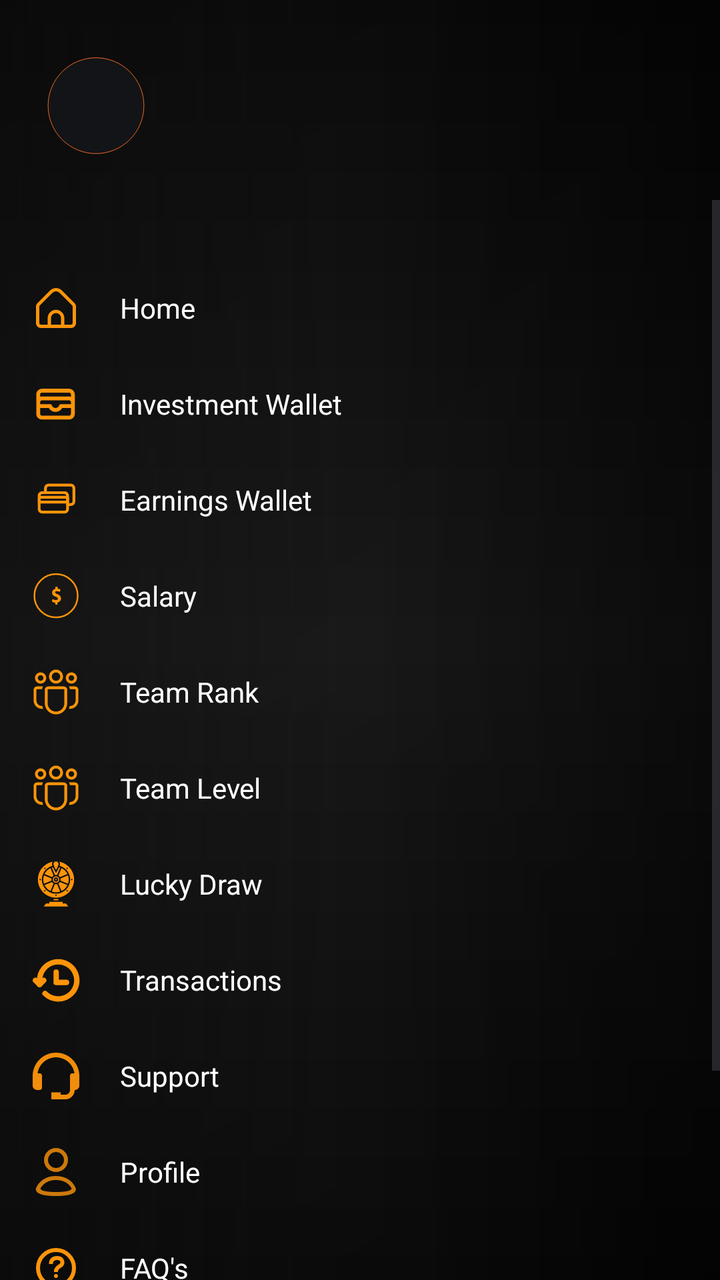
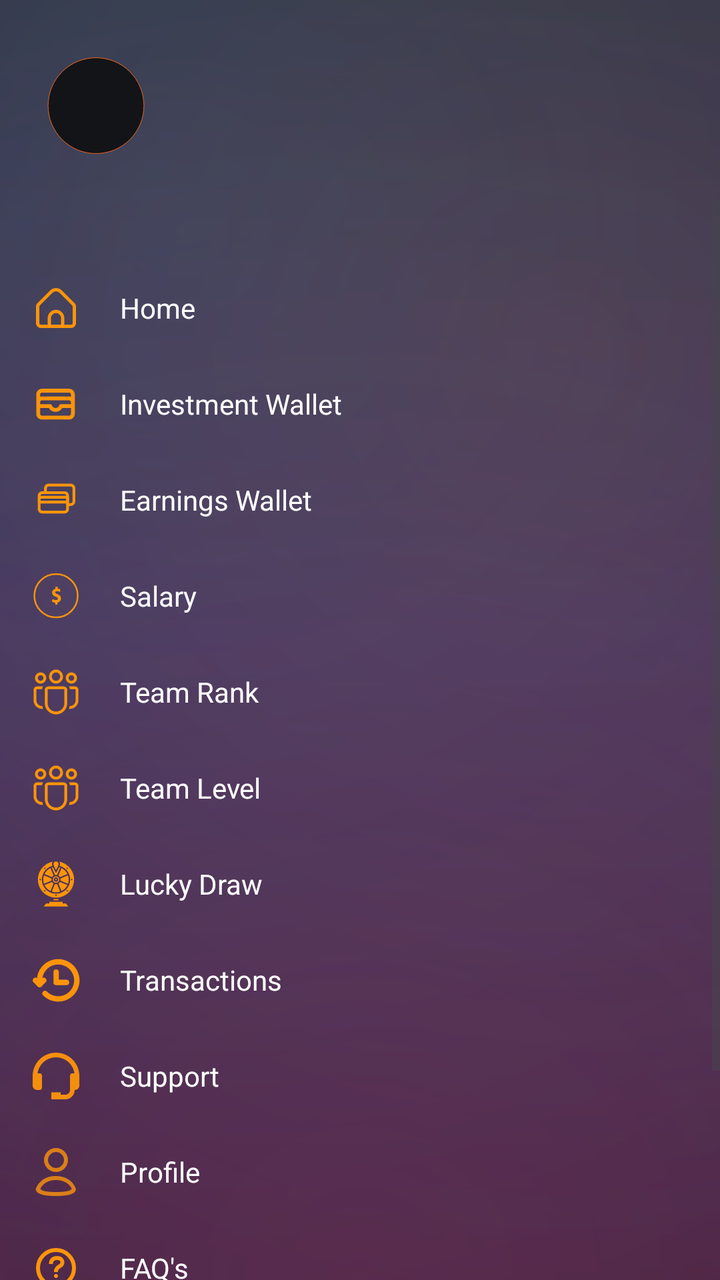

The first picture is an Android layout as it rendered before a commit; the second is the same layout after the commit. The layout source and the unified diff follow.
<!-- AndroidManifest.xml: application theme Theme.Bitbloom -->
<!-- res/layout/custom_drawer_content.xml -->
<LinearLayout xmlns:android="http://schemas.android.com/apk/res/android"
    android:layout_width="match_parent"
    android:layout_height="match_parent"

    android:background="@drawable/bg_mxg_drawer_gradient"
    android:orientation="vertical">

    
    <LinearLayout
        android:layout_width="match_parent"
        android:layout_height="wrap_content"
        android:layout_marginStart="20dp"
        android:layout_marginTop="@dimen/space_24"
        android:layout_marginEnd="8dp"
        android:orientation="horizontal"
        android:paddingBottom="16dp">

        <ImageView
            android:id="@+id/drawerImageView"
            android:layout_width="56dp"
            android:layout_height="56dp"
            android:layout_gravity="center_vertical"
            android:layout_marginBottom="4dp"
            android:background="@drawable/ic_profile"
            android:scaleType="centerCrop"
            android:translationY="4dp" />

        <LinearLayout
            android:layout_width="match_parent"
            android:layout_height="wrap_content"
            android:layout_gravity="center_vertical"
            android:layout_marginStart="12dp"
            android:orientation="vertical">

            <TextView
                android:id="@+id/userNameTextView"
                android:layout_width="wrap_content"
                android:layout_height="wrap_content"
                android:layout_gravity="center_vertical"
                android:textColor="@android:color/white"
                android:textSize="18sp" />

            <TextView
                android:id="@+id/userEmailTextView"
                android:layout_width="wrap_content"
                android:layout_height="wrap_content"
                android:layout_gravity="center_vertical"
                android:layout_marginTop="4dp"
                android:textColor="#90FFFFFF"
                android:textSize="12sp" />
        </LinearLayout>

    </LinearLayout>

    <ScrollView
        android:layout_width="match_parent"
        android:layout_height="0dp"
        android:layout_weight="1"
        android:fillViewport="true">

        <LinearLayout
            android:layout_width="match_parent"
            android:layout_height="wrap_content"

            android:orientation="vertical">

            <include layout="@layout/item_drawer_menu" />
            
            <LinearLayout
                android:id="@+id/socialLinksRow"
                android:layout_width="match_parent"
                android:layout_height="wrap_content"
                android:layout_gravity="bottom"
                android:gravity="center_horizontal"
                android:orientation="horizontal"
                android:paddingVertical="16dp">

                
                <ImageButton
                    android:id="@+id/btnWhatsApp"
                    android:layout_width="32dp"
                    android:layout_height="32dp"
                    android:layout_marginHorizontal="12dp"
                    android:backgroundTint="@android:color/transparent"
                    android:src="@drawable/ic_whatsapp" />

                
                <ImageButton
                    android:id="@+id/btnTelegram"
                    android:layout_width="32dp"
                    android:layout_height="32dp"
                    android:layout_marginHorizontal="12dp"
                    android:backgroundTint="@android:color/transparent"
                    android:src="@drawable/ic_telegram" />

            </LinearLayout>
        </LinearLayout>
    </ScrollView>
</LinearLayout>
<!-- res/layout/item_drawer_menu.xml (included above) -->
<LinearLayout xmlns:android="http://schemas.android.com/apk/res/android"
    xmlns:app="http://schemas.android.com/apk/res-auto"
    android:layout_width="match_parent"
    android:layout_height="wrap_content"

    android:layout_marginTop="30dp"
    android:background="@android:color/transparent"
    android:orientation="vertical">

    
    <LinearLayout
        android:id="@+id/menuHome"
        android:layout_width="match_parent"
        android:layout_height="wrap_content"
        android:background="?attr/selectableItemBackground"
        android:clickable="true"
        android:focusable="true"
        android:gravity="center_vertical"
        android:orientation="horizontal"
        android:paddingHorizontal="16dp"
        android:paddingVertical="12dp">

        <ImageView
            android:layout_width="24dp"
            android:layout_height="24dp"
            android:padding="2dp"
            android:src="@drawable/ic_home" />

        <TextView
            android:layout_width="wrap_content"
            android:layout_height="wrap_content"
            android:layout_marginStart="20dp"
            android:text="@string/item_drawer_menu_home"
            android:textColor="@color/white"
            android:textSize="14sp" />
    </LinearLayout>





    <LinearLayout
        android:id="@+id/menuInvestmentWallet"
        android:layout_width="match_parent"
        android:layout_height="wrap_content"
        android:background="?attr/selectableItemBackground"
        android:clickable="true"
        android:focusable="true"
        android:gravity="center_vertical"
        android:orientation="horizontal"
        android:paddingHorizontal="16dp"
        android:paddingVertical="12dp">

        <ImageView
            android:layout_width="24dp"
            android:layout_height="24dp"
            android:src="@drawable/ic_wallet"
            app:tint="#FD9409" /> 
        <TextView
            android:layout_width="wrap_content"
            android:layout_height="wrap_content"
            android:layout_marginStart="20dp"
            android:text="@string/item_drawer_menu_investment_wallet"
            android:textColor="@color/white"
            android:textSize="14sp" />
    </LinearLayout>

    <LinearLayout
        android:id="@+id/menuEarningsWallet"
        android:layout_width="match_parent"
        android:layout_height="wrap_content"
        android:background="?attr/selectableItemBackground"
        android:clickable="true"
        android:focusable="true"
        android:gravity="center_vertical"
        android:orientation="horizontal"
        android:paddingHorizontal="16dp"
        android:paddingVertical="12dp">

        <ImageView
            android:layout_width="24dp"
            android:layout_height="24dp"
            android:src="@drawable/ic_withdraw2"
            app:tint="#FD9409" /> 
        <TextView
            android:layout_width="wrap_content"
            android:layout_height="wrap_content"
            android:layout_marginStart="20dp"
            android:text="@string/item_drawer_menu_earnings_wallet"
            android:textColor="@color/white"
            android:textSize="14sp" />
    </LinearLayout>
    
    <LinearLayout
        android:id="@+id/menuSalary"
        android:layout_width="match_parent"
        android:layout_height="wrap_content"
        android:background="?attr/selectableItemBackground"
        android:clickable="true"
        android:focusable="true"
        android:gravity="center_vertical"
        android:orientation="horizontal"
        android:paddingHorizontal="16dp"
        android:paddingVertical="12dp">

        <ImageView
            android:layout_width="24dp"
            android:layout_height="24dp"
            android:src="@drawable/ic_money"
            app:tint="#FD9409" />

        <TextView
            android:layout_width="wrap_content"
            android:layout_height="wrap_content"
            android:layout_marginStart="20dp"
            android:text="@string/fragment_salary_salary"
            android:textColor="@color/white"
            android:textSize="14sp" />
    </LinearLayout>

    <LinearLayout
        android:id="@+id/menuRank"
        android:layout_width="match_parent"
        android:layout_height="wrap_content"
        android:background="?attr/selectableItemBackground"
        android:clickable="true"
        android:focusable="true"
        android:gravity="center_vertical"
        android:orientation="horizontal"
        android:paddingHorizontal="16dp"
        android:paddingVertical="12dp">

        <ImageView
            android:layout_width="24dp"
            android:layout_height="24dp"
            android:src="@drawable/ic_team_hollow"
            app:tint="#FD9409" />

        <TextView
            android:layout_width="wrap_content"
            android:layout_height="wrap_content"
            android:layout_marginStart="20dp"
            android:text="@string/item_drawer_menu_team_rank"
            android:textColor="@color/white"
            android:textSize="14sp" />
    </LinearLayout>

    <LinearLayout
        android:id="@+id/menuTeam"
        android:layout_width="match_parent"
        android:layout_height="wrap_content"
        android:background="?attr/selectableItemBackground"
        android:clickable="true"
        android:focusable="true"
        android:gravity="center_vertical"
        android:orientation="horizontal"
        android:paddingHorizontal="16dp"
        android:paddingVertical="12dp">

        <ImageView
            android:layout_width="24dp"
            android:layout_height="24dp"
            android:src="@drawable/ic_team_hollow"
            app:tint="#FD9409" />

        <TextView
            android:layout_width="wrap_content"
            android:layout_height="wrap_content"
            android:layout_marginStart="20dp"
            android:text="@string/item_drawer_menu_team_level"
            android:textColor="@color/white"
            android:textSize="14sp" />
    </LinearLayout>
    <LinearLayout
        android:id="@+id/menuLuckyDraw"
        android:layout_width="match_parent"
        android:layout_height="wrap_content"
        android:background="?attr/selectableItemBackground"
        android:clickable="true"
        android:focusable="true"
        android:gravity="center_vertical"
        android:orientation="horizontal"
        android:paddingHorizontal="16dp"
        android:paddingVertical="12dp">

        <ImageView
            android:layout_width="24dp"
            android:layout_height="24dp"
            android:src="@drawable/ic_lucky_spin"
            app:tint="#FD9409" />

        <TextView
            android:layout_width="wrap_content"
            android:layout_height="wrap_content"
            android:layout_marginStart="20dp"
            android:text="@string/lucky_draw"
            android:textColor="@color/white"
            android:textSize="14sp" />
    </LinearLayout>
    
    
    
    <LinearLayout
        android:id="@+id/menuTransactions"
        android:layout_width="match_parent"
        android:layout_height="wrap_content"
        android:background="?attr/selectableItemBackground"
        android:clickable="true"
        android:focusable="true"
        android:gravity="center_vertical"
        android:orientation="horizontal"
        android:paddingHorizontal="16dp"
        android:paddingVertical="12dp">

        <ImageView
            android:layout_width="24dp"
            android:layout_height="24dp"
            android:src="@drawable/ic_transactions"
            app:tint="#FD9409" />

        <TextView
            android:layout_width="wrap_content"
            android:layout_height="wrap_content"
            android:layout_marginStart="20dp"
            android:text="@string/fragment_deposit_transactions"
            android:textColor="@color/white"
            android:textSize="14sp" />
    </LinearLayout>
    
    <LinearLayout
        android:id="@+id/menuSupport"
        android:layout_width="match_parent"
        android:layout_height="wrap_content"
        android:background="?attr/selectableItemBackground"
        android:clickable="true"
        android:focusable="true"
        android:gravity="center_vertical"
        android:orientation="horizontal"
        android:paddingHorizontal="16dp"
        android:paddingVertical="12dp">

        <ImageView
            android:layout_width="24dp"
            android:layout_height="24dp"
            android:src="@drawable/ic_support"
            app:tint="#FD9409" />

        <TextView
            android:layout_width="wrap_content"
            android:layout_height="wrap_content"
            android:layout_marginStart="20dp"
            android:text="@string/support"
            android:textColor="@color/white"
            android:textSize="14sp" />
    </LinearLayout>
    
    <LinearLayout
        android:id="@+id/menuProfile"
        android:layout_width="match_parent"
        android:layout_height="wrap_content"
        android:background="?attr/selectableItemBackground"
        android:clickable="true"
        android:focusable="true"
        android:gravity="center_vertical"
        android:orientation="horizontal"
        android:paddingHorizontal="16dp"
        android:paddingVertical="12dp">

        <ImageView
            android:layout_width="24dp"
            android:layout_height="24dp"
            android:src="@drawable/ic_profile_drawer"
            app:tint="#FD9409" />

        <TextView
            android:layout_width="wrap_content"
            android:layout_height="wrap_content"
            android:layout_marginStart="20dp"
            android:text="@string/item_drawer_menu_profile"
            android:textColor="@color/white"
            android:textSize="14sp" />
    </LinearLayout>
    <LinearLayout
        android:id="@+id/menuFaqs"
        android:layout_width="match_parent"
        android:layout_height="wrap_content"
        android:background="?attr/selectableItemBackground"
        android:clickable="true"
        android:focusable="true"
        android:gravity="center_vertical"
        android:orientation="horizontal"
        android:paddingHorizontal="16dp"
        android:paddingVertical="12dp">

        <ImageView
            android:layout_width="24dp"
            android:layout_height="24dp"
            android:src="@drawable/ic_faqs"
            app:tint="#FD9409" />

        <TextView
            android:layout_width="wrap_content"
            android:layout_height="wrap_content"
            android:layout_marginStart="20dp"
            android:text="FAQ's"
            android:textColor="@color/white"
            android:textSize="14sp" />
    </LinearLayout>
    
    <LinearLayout
        android:id="@+id/logout"
        android:layout_width="match_parent"
        android:layout_height="wrap_content"
        android:background="?attr/selectableItemBackground"
        android:clickable="true"
        android:focusable="true"
        android:gravity="center_vertical"
        android:orientation="horizontal"
        android:paddingHorizontal="16dp"
        android:paddingVertical="12dp">

        <ImageView
            android:layout_width="24dp"
            android:layout_height="24dp"
            android:src="@drawable/logout2"
            app:tint="@color/red" /> 
        <TextView
            android:layout_width="wrap_content"
            android:layout_height="wrap_content"
            android:layout_marginStart="20dp"
            android:text="@string/item_drawer_menu_logout"
            android:textColor="@color/red"
            android:textSize="14sp" />
    </LinearLayout>

</LinearLayout>
<!-- resources referenced by this layout -->
<resources>
  <color name="red">#FF4B4A</color>
  <color name="white">#FFFFFFFF</color>
  <dimen name="space_24">24dp</dimen>
  <!-- drawable bg_mxg_drawer_gradient (drawable) -->
  <?xml version="1.0" encoding="utf-8"?>
  <layer-list xmlns:android="http://schemas.android.com/apk/res/android">
  
      
      <item>
          <shape android:shape="rectangle">
              <gradient
                  android:type="linear"
                  android:angle="180"
                  android:startColor="#050505"
                  android:centerColor="#0C0C0C"
                  android:endColor="#141414"/>
          </shape>
      </item>
  
      
      <item>
          <shape android:shape="rectangle">
              <gradient
                  android:type="linear"
                  android:angle="135"
                  android:startColor="#33000000"
                  android:centerColor="#11000000"
                  android:endColor="#33000000"
                  android:tileMode="repeat"/>
              
              <size android:width="6dp" android:height="6dp"/>
          </shape>
      </item>
  
      
      <item>
          <shape android:shape="rectangle">
              <gradient
                  android:type="linear"
                  android:angle="270"
                  android:startColor="#00000000"
                  android:centerColor="#0DFFFFFF"
                  android:endColor="#00000000"/>
          </shape>
      </item>
  
      
      <item>
          <shape android:shape="rectangle">
              <gradient
                  android:type="linear"
                  android:angle="0"
                  android:startColor="#66000000"
                  android:centerColor="#00000000"
                  android:endColor="#66000000"/>
          </shape>
      </item>
  
  </layer-list>
  <string name="fragment_deposit_transactions">Transactions</string>
  <string name="fragment_salary_salary">Salary</string>
  <string name="item_drawer_menu_earnings_wallet">Earnings Wallet</string>
  <string name="item_drawer_menu_home">Home</string>
  <string name="item_drawer_menu_investment_wallet">Investment Wallet</string>
  <string name="item_drawer_menu_logout">Logout</string>
  <string name="item_drawer_menu_profile">Profile</string>
  <string name="item_drawer_menu_team_level">Team Level</string>
  <string name="item_drawer_menu_team_rank">Team Rank</string>
  <string name="lucky_draw">Lucky Draw</string>
  <string name="support">Support</string>
  <style name="Theme.Bitbloom" parent="Base.Theme.Bitbloom">
          
          <item name="editTextStyle">@style/Widget.MXG.EditText.WhiteCursor</item>
          <item name="android:editTextStyle">@style/Widget.MXG.EditText.WhiteCursor</item>
  
          
          <item name="android:textCursorDrawable">@drawable/cursor_white</item>
      </style>
  <color name="nav_bar_color">#131417</color>
  <color name="orange">#EE6924</color>
  <color name="mxg_white_80">#CCFFFFFF</color>
  <style name="Widget.MXG.EditText.WhiteCursor" parent="Widget.AppCompat.EditText">
          <item name="android:textCursorDrawable">@drawable/cursor_white</item>
      </style>
  <!-- drawable cursor_white (drawable) -->
  <?xml version="1.0" encoding="utf-8"?>
  <shape xmlns:android="http://schemas.android.com/apk/res/android">
      <size android:width="2dp"/>
      <solid android:color="@android:color/white"/>
      <corners android:radius="1dp"/>
  </shape>
  <color name="mxg_black">#000000</color>
  <color name="mxg_white">#FFFFFF</color>
  <color name="status_bar_color">#EE6924</color>
  <color name="light_status_bar_color">#EE6924</color>
  <!-- unchanged entries left out for length: 16 -->
</resources>

<!-- the commit's change to res/layout/custom_drawer_content.xml (unified diff, before → after) -->
@@ -2,7 +2,7 @@
     android:layout_width="match_parent"
     android:layout_height="match_parent"
 
-    android:background="@drawable/bg_mxg_drawer_gradient"
+    android:background="@drawable/bg_mxg_deposit_gradient"
     android:orientation="vertical">
 
     
<!-- resource entries referenced after the edit -->
@@ -3,7 +3,7 @@
   <color name="red">#FF4B4A</color>
   <color name="white">#FFFFFFFF</color>
   <dimen name="space_24">24dp</dimen>
-  <!-- drawable bg_mxg_drawer_gradient (drawable) -->
+  <!-- drawable bg_mxg_deposit_gradient (drawable) -->
   <?xml version="1.0" encoding="utf-8"?>
   <layer-list xmlns:android="http://schemas.android.com/apk/res/android">
   
@@ -12,49 +12,52 @@
           <shape android:shape="rectangle">
               <gradient
                   android:type="linear"
-                  android:angle="180"
-                  android:startColor="#050505"
-                  android:centerColor="#0C0C0C"
-                  android:endColor="#141414"/>
+                  android:angle="270"
+                  android:startColor="#1C1F3A"
+                  android:centerColor="#2C2150"
+                  android:endColor="#341A38"/>
           </shape>
       </item>
   
       
-      <item>
+      <item android:gravity="top|start">
           <shape android:shape="rectangle">
               <gradient
-                  android:type="linear"
-                  android:angle="135"
-                  android:startColor="#33000000"
-                  android:centerColor="#11000000"
-                  android:endColor="#33000000"
-                  android:tileMode="repeat"/>
-              
-              <size android:width="6dp" android:height="6dp"/>
+                  android:type="radial"
+                  android:centerX="25%"
+                  android:centerY="18%"
+                  android:gradientRadius="700dp"
+                  android:startColor="#2240E6FF"
+                  android:centerColor="#0F40E6FF"
+                  android:endColor="#0040E6FF"/>
           </shape>
       </item>
   
       
-      <item>
+      <item android:gravity="top|end">
           <shape android:shape="rectangle">
               <gradient
-                  android:type="linear"
-                  android:angle="270"
-                  android:startColor="#00000000"
-                  android:centerColor="#0DFFFFFF"
-                  android:endColor="#00000000"/>
+                  android:type="radial"
+                  android:centerX="78%"
+                  android:centerY="28%"
+                  android:gradientRadius="700dp"
+                  android:startColor="#26FF9F43"
+                  android:centerColor="#12FF9F43"
+                  android:endColor="#00FF9F43"/>
           </shape>
       </item>
   
       
-      <item>
+      <item android:gravity="bottom|center_horizontal">
           <shape android:shape="rectangle">
               <gradient
-                  android:type="linear"
-                  android:angle="0"
-                  android:startColor="#66000000"
-                  android:centerColor="#00000000"
-                  android:endColor="#66000000"/>
+                  android:type="radial"
+                  android:centerX="50%"
+                  android:centerY="100%"
+                  android:gradientRadius="820dp"
+                  android:startColor="#26E640A1"
+                  android:centerColor="#10E640A1"
+                  android:endColor="#00E640A1"/>
           </shape>
       </item>
   
